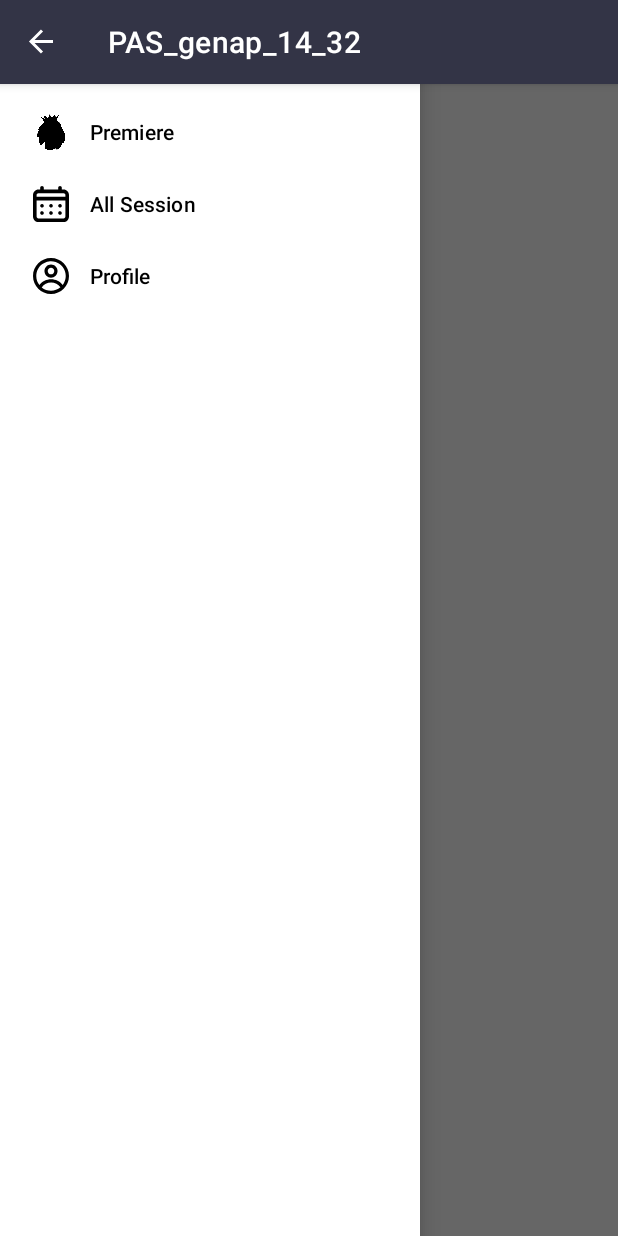
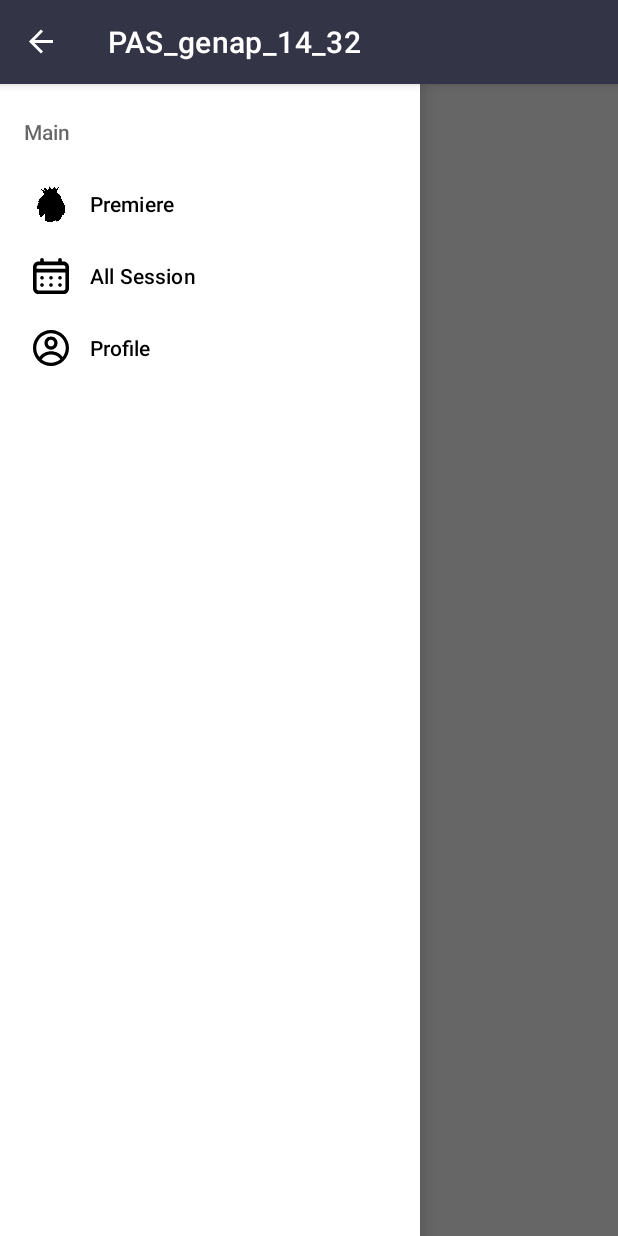
Before and after one commit to mmm-chd/PAS_genap_14_32, an Android app: the screen it shows after launch (MainActivity), with the side drawer open, on a phone screen of 412 x 824 dp. Run offline under Robolectric (Android 15) with nearby library versions, the phone set to English and light mode, and no system bars; 1 statement that could not run was skipped.

Commit message:
fix [SM] NavDrawer

```diff
--- a/app/src/main/res/menu/navdrawer.xml
+++ b/app/src/main/res/menu/navdrawer.xml
@@ -1,15 +1,23 @@
 <?xml version="1.0" encoding="utf-8"?>
 <menu xmlns:android="http://schemas.android.com/apk/res/android">
+
+    <item android:title="Main">
+        <menu>
+            <group android:checkableBehavior="single">
                 <item
                     android:id="@+id/nav_premiere"
-        android:title="Premiere"
-        android:icon="@drawable/premiere"/>
+                    android:icon="@drawable/premiere"
+                    android:title="Premiere" />
                 <item
                     android:id="@+id/nav_session"
-        android:title="All Session"
-        android:icon="@drawable/schedule"/>
+                    android:icon="@drawable/schedule"
+                    android:title="All Session" />
                 <item
                     android:id="@+id/nav_profile"
-        android:title="Profile"
-        android:icon="@drawable/profile" />
+                    android:icon="@drawable/profile"
+                    android:title="Profile" />
+            </group>
         </menu>
+    </item>
+
+</menu>
```
Lines whose indentation alone changed are shown as unchanged.
